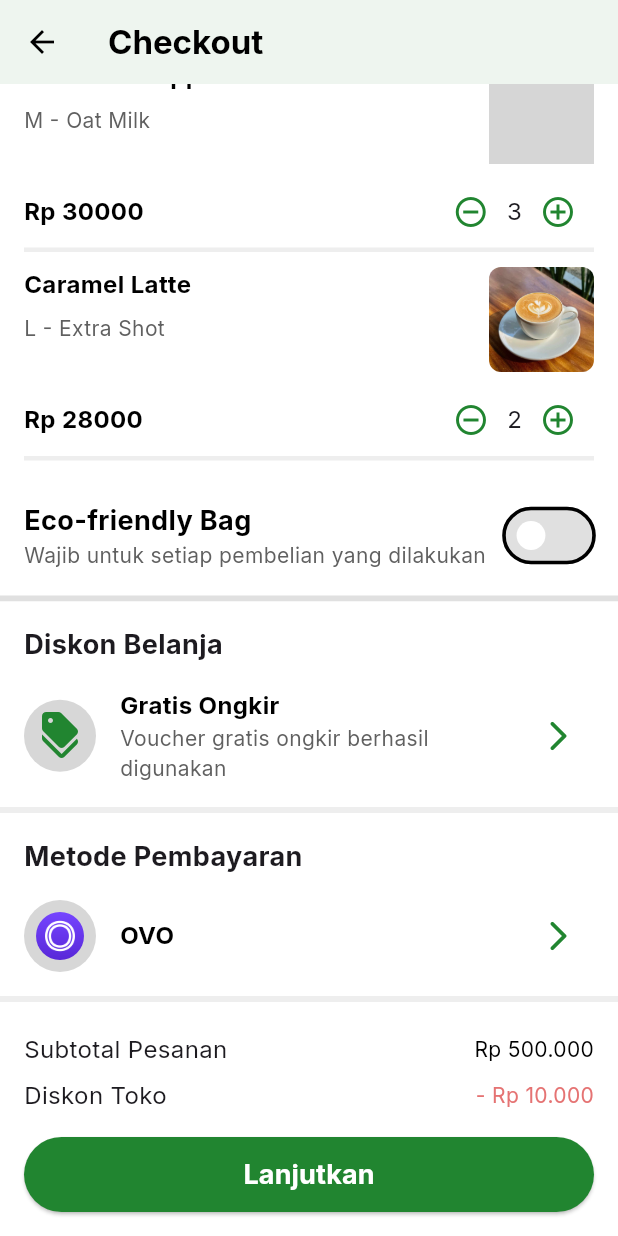
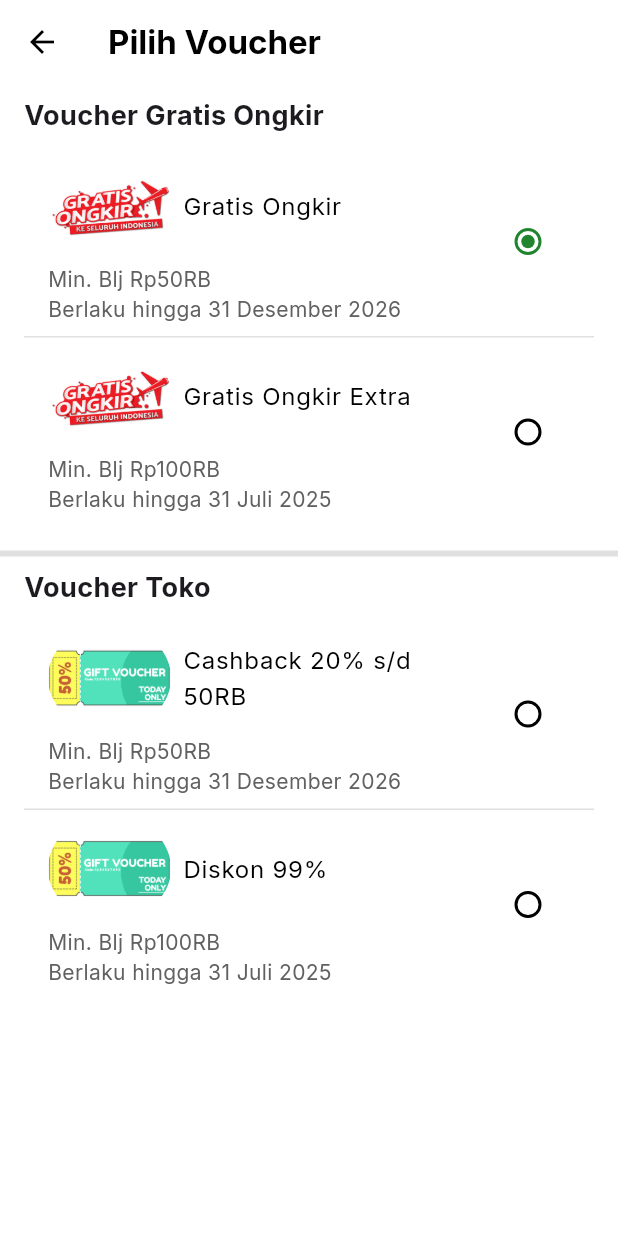
Before and after one commit to KadekDwiki/Nest-and-Beans, a Flutter app: the screen it shows after launch, scrolled down 576 dp, after a tap on the "arrow forward ios" icon, on a phone screen of 412 x 824 dp. Run offline on Flutter 3.47's test engine with Material 3 defaults, Android fonts, the phone set to English and light mode, and no system bars; our stand-ins replace google_fonts; grey boxes are pictures that could not be loaded.

Commit message:
create voucher page and fix bug on divider

```diff
--- a/lib/main.dart
+++ b/lib/main.dart
@@ -3,7 +3,7 @@ import 'package:flutter/services.dart';
 import 'package:nest_and_beans/order_page.dart';
 import 'package:google_fonts/google_fonts.dart';
 import 'package:nest_and_beans/Model/product.dart';
-import 'package:nest_and_beans/payment_method.dart';
+import 'package:nest_and_beans/payment_method_page.dart';
 import 'package:nest_and_beans/purchase_history.dart';
 //import 'product_detail.dart';
 import 'payment_success.dart';
--- a/lib/order_page.dart
+++ b/lib/order_page.dart
@@ -1,6 +1,7 @@
 import 'package:flutter/material.dart';
 import 'package:nest_and_beans/Model/purchase.dart';
-import 'package:nest_and_beans/payment_method.dart';
+import 'package:nest_and_beans/payment_method_page.dart';
+import 'package:nest_and_beans/voucher_page.dart';
 
 class OrderPage extends StatelessWidget {
   const OrderPage({super.key});
@@ -298,7 +299,14 @@ class OrderPage extends StatelessWidget {
                             ),
                           ),
                           IconButton(
-                            onPressed: () {},
+                            onPressed: () {
+                              Navigator.push(
+                                context,
+                                MaterialPageRoute(
+                                  builder: (_) => const ChooseVoucherPage(),
+                                ),
+                              );
+                            },
                             icon: Icon(
                               Icons.arrow_forward_ios_rounded,
                               color: colorscheme.primary,
--- /dev/null
+++ b/lib/voucher_page.dart
@@ -0,0 +1,156 @@
+import 'package:flutter/material.dart';
+
+class ChooseVoucherPage extends StatefulWidget {
+  const ChooseVoucherPage({super.key});
+
+  @override
+  State<ChooseVoucherPage> createState() => _ChooseVoucherPageState();
+}
+
+class _ChooseVoucherPageState extends State<ChooseVoucherPage> {
+  String selectedVoucher = 'Gratis Ongkir';
+
+  final List<Map<String, dynamic>> voucherOngkir = [
+    {
+      'name': 'Gratis Ongkir',
+      'icon': 'assets/images/gratis_ongkir.png',
+      'desc': 'Min. Blj Rp50RB',
+      'validUntil': 'Berlaku hingga 31 Desember 2026',
+    },
+    {
+      'name': 'Gratis Ongkir Extra',
+      'icon': 'assets/images/gratis_ongkir.png',
+      'desc': 'Min. Blj Rp100RB',
+      'validUntil': 'Berlaku hingga 31 Juli 2025',
+    },
+  ];
+
+  final List<Map<String, dynamic>> voucherShop = [
+    {
+      'name': 'Cashback 20% s/d 50RB',
+      'icon': 'assets/images/voucher.png',
+      'desc': 'Min. Blj Rp50RB',
+      'validUntil': 'Berlaku hingga 31 Desember 2026',
+    },
+    {
+      'name': 'Diskon 99%',
+      'icon': 'assets/images/voucher.png',
+      'desc': 'Min. Blj Rp100RB',
+      'validUntil': 'Berlaku hingga 31 Juli 2025',
+    },
+  ];
+
+  @override
+  Widget build(BuildContext context) {
+    return Scaffold(
+      appBar: AppBar(
+        title: const Text(
+          'Pilih Voucher',
+          style: TextStyle(fontWeight: FontWeight.bold),
+        ),
+        leading: IconButton(
+          icon: const Icon(Icons.arrow_back),
+          onPressed: () {
+            Navigator.pop(context);
+          },
+        ),
+      ),
+      body: ListView(
+        children: [
+          const Padding(
+            padding: EdgeInsets.symmetric(horizontal: 16.0, vertical: 8),
+            child: Text(
+              'Voucher Gratis Ongkir',
+              style: TextStyle(fontWeight: FontWeight.bold, fontSize: 18),
+            ),
+          ),
+          Padding(
+            padding: const EdgeInsets.symmetric(horizontal: 16),
+            child: ListView.separated(
+              shrinkWrap: true,
+              physics: NeverScrollableScrollPhysics(),
+              itemCount: voucherOngkir.length,
+              itemBuilder: (context, index) {
+                final voucher = voucherOngkir[index];
+                return buildVoucherOption(voucher);
+              },
+              separatorBuilder: (context, index) =>
+                  Divider(color: Colors.grey.shade300, thickness: 1, height: 1),
+            ),
+          ),
+          const SizedBox(height: 16),
+          Container(
+            decoration: BoxDecoration(
+              border: Border(
+                top: BorderSide(color: Colors.grey.shade300, width: 4),
+              ),
+            ),
+            child: const Padding(
+              padding: EdgeInsets.symmetric(horizontal: 16.0, vertical: 8),
+              child: Text(
+                'Voucher Toko',
+                style: TextStyle(fontWeight: FontWeight.bold, fontSize: 18),
+              ),
+            ),
+          ),
+
+          Padding(
+            padding: const EdgeInsets.symmetric(horizontal: 16),
+            child: ListView.separated(
+              shrinkWrap: true,
+              physics: NeverScrollableScrollPhysics(),
+              itemCount: voucherShop.length,
+              itemBuilder: (context, index) {
+                final voucher = voucherShop[index];
+                return buildVoucherOption(voucher);
+              },
+              separatorBuilder: (context, index) =>
+                  Divider(color: Colors.grey.shade300, thickness: 1, height: 1),
+            ),
+          ),
+        ],
+      ),
+    );
+  }
+
+  Widget buildVoucherOption(Map<String, dynamic> method) {
+    return RadioListTile<String>(
+      controlAffinity: ListTileControlAffinity.trailing,
+      value: method['name'],
+      groupValue: selectedVoucher,
+      onChanged: (value) {
+        setState(() {
+          selectedVoucher = value!;
+        });
+      },
+      title: Row(
+        children: [
+          ClipRRect(
+            borderRadius: BorderRadius.circular(100),
+            child: Image.asset(
+              method['icon'],
+              width: 82,
+              height: 62,
+              fit: BoxFit.cover,
+            ),
+          ),
+          const SizedBox(width: 8),
+          Expanded(child: Text(method['name'])),
+        ],
+      ),
+      subtitle: Padding(
+        padding: const EdgeInsets.only(top: 8.0),
+        child: Column(
+          crossAxisAlignment: CrossAxisAlignment.start,
+          children: [
+            Text(method['desc'], style: TextStyle(color: Colors.grey.shade700)),
+            Text(
+              method['validUntil'],
+              style: TextStyle(color: Colors.grey.shade700),
+            ),
+          ],
+        ),
+      ),
+    );
+  }
+}
```
Also changed, not shown: lib/payment_method_page.dart (renamed from lib/payment_method.dart, +23 -29 lines), assets/images/gratis_ongkir.png (added), assets/images/voucher.png (added).
